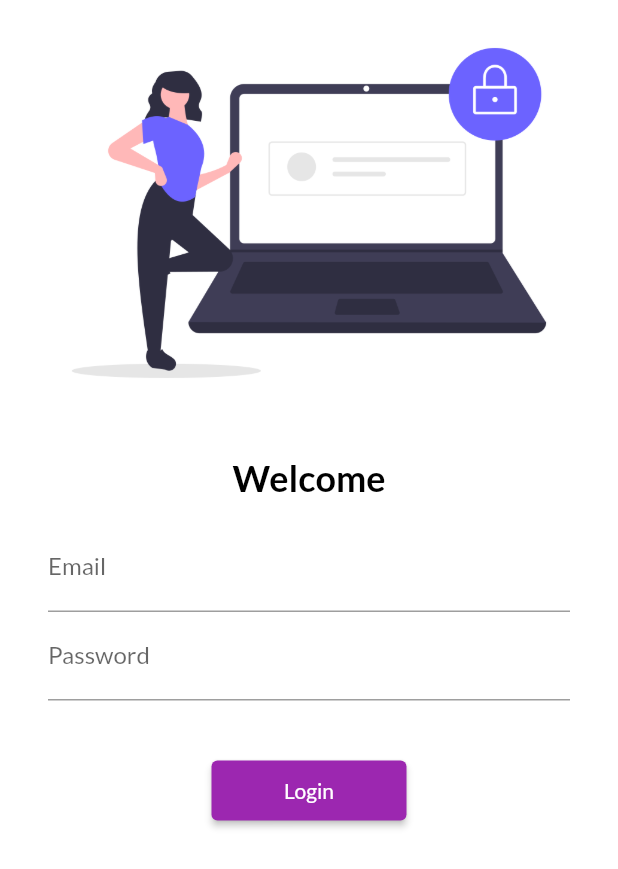
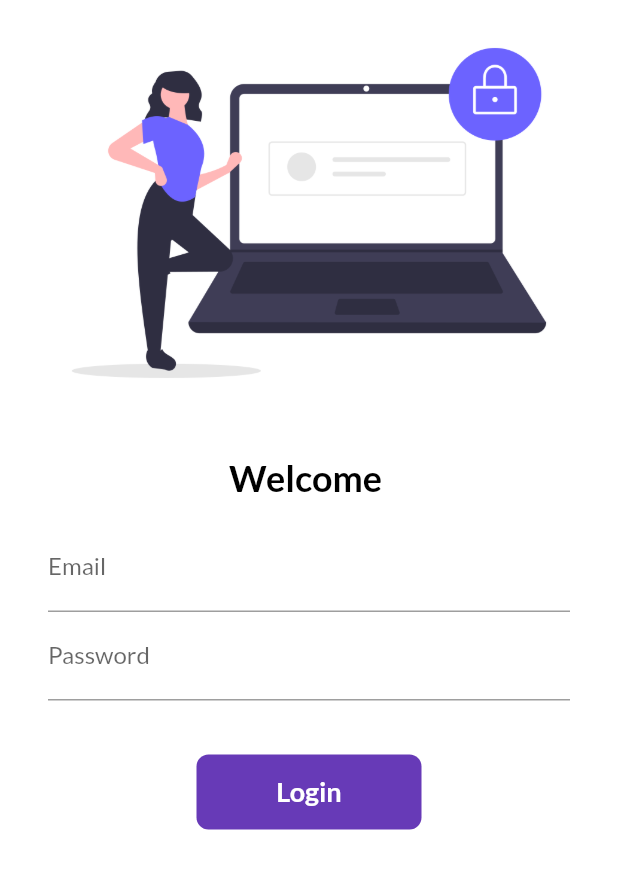
Before and after one commit to jasim506022/30daysofflutter, a Flutter app: the screen it shows after launch, on a phone screen of 412 x 824 dp. Shown: the top 869 px of the screen. Run offline on Flutter 3.47's test engine with Material 2 defaults, Android fonts, the phone set to English and light mode, and no system bars; our stand-ins replace google_fonts.

Commit message:
day6complete

```diff
--- a/lib/page/loginpage.dart
+++ b/lib/page/loginpage.dart
@@ -5,9 +5,16 @@
 import 'package:flutter/src/widgets/framework.dart';
 import 'package:flutter_catelogs_app/utilies/myroutes.dart';
 
-class LoginPage extends StatelessWidget {
+class LoginPage extends StatefulWidget {
   const LoginPage({super.key});
 
+  @override
+  State<LoginPage> createState() => _LoginPageState();
+}
+
+class _LoginPageState extends State<LoginPage> {
+  String name = "";
+  bool changeButton = false;
   @override
   Widget build(BuildContext context) {
     return Material(
@@ -23,7 +30,7 @@
                 height: 20,
               ),
               Text(
-                "Welcome",
+                "Welcome $name",
                 style: TextStyle(
                     color: Colors.black,
                     fontWeight: FontWeight.bold,
@@ -39,6 +46,11 @@
                         hintText: 'Enter your email Address',
                         label: Text("Email"),
                       ),
+                      onChanged: (value) {
+                        setState(() {
+                          name = value;
+                        });
+                      },
                     ),
                     TextFormField(
                       obscureText: true,
@@ -53,14 +65,47 @@
               SizedBox(
                 height: 20,
               ),
-              ElevatedButton(
-                onPressed: () {
+
+              InkWell(
+                onTap: () async {
+                  setState(() {
+                    changeButton = true;
+                  });
+                  await Future.delayed(Duration(seconds: 1));
                   Navigator.pushNamed(context, MyRoutes.homeRoute);
                 },
-                child: Text("Login"),
-                style: TextButton.styleFrom(
-                    foregroundColor: Colors.white, minimumSize: Size(130, 40)),
+                child: AnimatedContainer(
+                  width: changeButton ? 50 : 150,
+                  height: 50,
+                  alignment: Alignment.center,
+                  child: changeButton
+                      ? Icon(
+                          Icons.done,
+                          color: Colors.white,
+                        )
+                      : Text(
+                          "Login",
+                          style: TextStyle(
+                              color: Colors.white,
+                              fontWeight: FontWeight.bold,
+                              fontSize: 18),
+                        ),
+                  decoration: BoxDecoration(
+                      color: Colors.deepPurple,
+                      borderRadius:
+                          BorderRadius.circular(changeButton ? 50 : 8)),
+                  duration: Duration(seconds: 1),
+                ),
               )
+
+              // ElevatedButton(
+              //   onPressed: () {
+              //     Navigator.pushNamed(context, MyRoutes.homeRoute);
+              //   },
+              //   child: Text("Login"),
+              //   style: TextButton.styleFrom(
+              //       foregroundColor: Colors.white, minimumSize: Size(130, 40)),
+              // )
             ],
           ),
         ));
```
